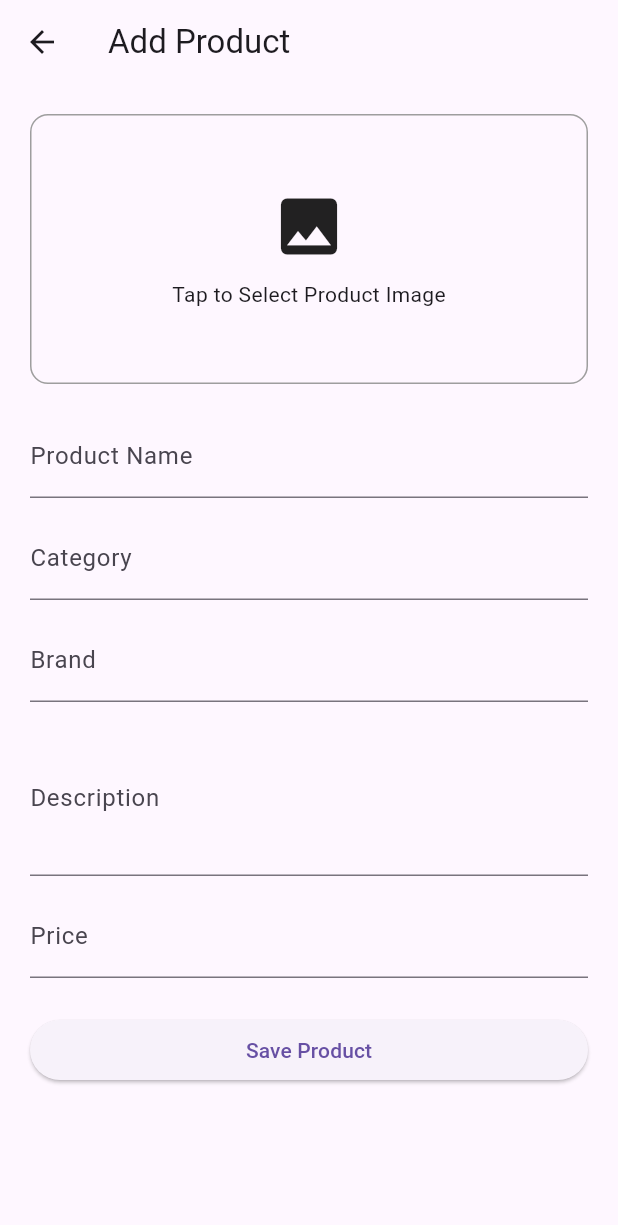
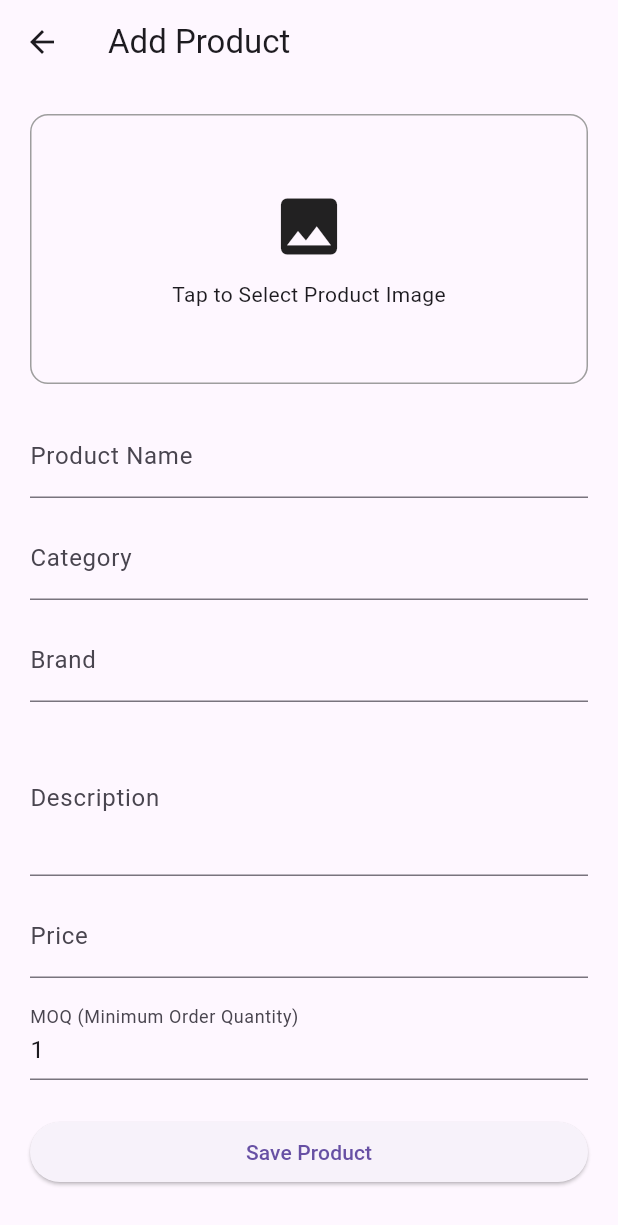
Before and after one commit to shripati7/Repository-name-supplier_catalogue, a Flutter app: the AddProductScreen screen opened directly, on a phone screen of 412 x 824 dp. Shown: the top 1225 px of the screen. Run offline on Flutter 3.47's test engine with Material 3 defaults, Android fonts, the phone set to English and light mode, and no system bars; our stand-ins replace cloud_firestore, firebase_auth, firebase_core, firebase_storage, flutter_image_compress, image_picker; accounts and stored records are empty.

Commit message:
Add MOQ support and order quantity validation

```diff
--- a/lib/models/product_model.dart
+++ b/lib/models/product_model.dart
@@ -7,6 +7,7 @@ class ProductModel {
   final String brand;
   final String description;
   final double price;
+  final int moq;
   final String imageUrl;
 
   ProductModel({
@@ -18,6 +19,7 @@ class ProductModel {
     required this.brand,
     required this.description,
     required this.price,
+    required this.moq,
     required this.imageUrl,
   });
 
@@ -31,6 +33,7 @@ class ProductModel {
       brand: map['brand'] ?? '',
       description: map['description'] ?? '',
       price: (map['price'] ?? 0).toDouble(),
+      moq: (map['moq'] ?? 1) as int,
       imageUrl: map['imageUrl'] ?? '',
     );
   }
@@ -44,6 +47,7 @@ class ProductModel {
       'brand': brand,
       'description': description,
       'price': price,
+      'moq': moq,
       'imageUrl': imageUrl,
     };
   }
--- a/lib/screens/add_product_screen.dart
+++ b/lib/screens/add_product_screen.dart
@@ -22,6 +22,7 @@ class _AddProductScreenState extends State<AddProductScreen> {
   final brandController = TextEditingController();
   final descriptionController = TextEditingController();
   final priceController = TextEditingController();
+  final moqController = TextEditingController(text: '1');
 
   bool loading = false;
   File? selectedImage;
@@ -120,6 +121,7 @@ class _AddProductScreenState extends State<AddProductScreen> {
         brand: brandController.text.trim(),
         description: descriptionController.text.trim(),
         price: double.tryParse(priceController.text.trim()) ?? 0,
+        moq: int.tryParse(moqController.text.trim()) ?? 1,
         imageUrl: imageUrl,
       );
     } catch (e) {
@@ -149,6 +151,7 @@ class _AddProductScreenState extends State<AddProductScreen> {
     brandController.dispose();
     descriptionController.dispose();
     priceController.dispose();
+    moqController.dispose();
     super.dispose();
   }
 
@@ -184,7 +187,6 @@ class _AddProductScreenState extends State<AddProductScreen> {
                       ),
               ),
             ),
-
             const SizedBox(height: 20),
 
             TextField(
@@ -222,6 +224,16 @@ class _AddProductScreenState extends State<AddProductScreen> {
               decoration: const InputDecoration(labelText: 'Price'),
             ),
 
+            const SizedBox(height: 12),
+
+            TextField(
+              controller: moqController,
+              keyboardType: TextInputType.number,
+              decoration: const InputDecoration(
+                labelText: 'MOQ (Minimum Order Quantity)',
+              ),
+            ),
+
             const SizedBox(height: 24),
 
             SizedBox(
--- a/lib/screens/cart_screen.dart
+++ b/lib/screens/cart_screen.dart
@@ -53,6 +53,7 @@ class CartScreen extends StatelessWidget {
                     final data = docs[index].data() as Map<String, dynamic>;
 
                     final quantity = data['quantity'] ?? 1;
+                    final moq = data['moq'] ?? 1;
 
                     return Card(
                       margin: const EdgeInsets.all(10),
@@ -70,17 +71,15 @@ class CartScreen extends StatelessWidget {
                                       fit: BoxFit.cover,
                                     )
                                   : const Icon(Icons.image),
-
                               title: Text(data['productName'] ?? ''),
-
                               subtitle: Column(
                                 crossAxisAlignment: CrossAxisAlignment.start,
                                 children: [
                                   Text(data['brand'] ?? ''),
                                   Text('₹ ${formatPrice(data['price'])}'),
+                                  Text('MOQ: $moq'),
                                 ],
                               ),
-
                               trailing: IconButton(
                                 icon: const Icon(Icons.delete),
                                 onPressed: () async {
@@ -90,20 +89,32 @@ class CartScreen extends StatelessWidget {
                                 },
                               ),
                             ),
-
                             Row(
                               mainAxisAlignment: MainAxisAlignment.center,
                               children: [
                                 IconButton(
                                   icon: const Icon(Icons.remove_circle),
                                   onPressed: () async {
-                                    await CartService().updateQuantity(
-                                      docs[index].id,
-                                      quantity - 1,
-                                    );
+                                    if (quantity > moq) {
+                                      await CartService().updateQuantity(
+                                        docs[index].id,
+                                        quantity - 1,
+                                      );
+                                    } else {
+                                      if (context.mounted) {
+                                        ScaffoldMessenger.of(
+                                          context,
+                                        ).showSnackBar(
+                                          SnackBar(
+                                            content: Text(
+                                              'Minimum order quantity is $moq',
+                                            ),
+                                          ),
+                                        );
+                                      }
+                                    }
                                   },
                                 ),
-
                                 Text(
                                   quantity.toString(),
                                   style: const TextStyle(
@@ -111,7 +122,6 @@ class CartScreen extends StatelessWidget {
                                     fontWeight: FontWeight.bold,
                                   ),
                                 ),
-
                                 IconButton(
                                   icon: const Icon(Icons.add_circle),
                                   onPressed: () async {
@@ -130,7 +140,6 @@ class CartScreen extends StatelessWidget {
                   },
                 ),
               ),
-
               Padding(
                 padding: const EdgeInsets.all(16),
                 child: Column(
@@ -142,13 +151,31 @@ class CartScreen extends StatelessWidget {
                         fontWeight: FontWeight.bold,
                       ),
                     ),
-
                     const SizedBox(height: 12),
-
                     SizedBox(
                       width: double.infinity,
                       child: ElevatedButton(
                         onPressed: () async {
+                          for (final doc in docs) {
+                            final item = doc.data() as Map<String, dynamic>;
+
+                            final quantity = item['quantity'] ?? 1;
+                            final moq = item['moq'] ?? 1;
+
+                            if (quantity < moq) {
+                              if (context.mounted) {
+                                ScaffoldMessenger.of(context).showSnackBar(
+                                  SnackBar(
+                                    content: Text(
+                                      '${item['productName']} requires minimum quantity $moq',
+                                    ),
+                                  ),
+                                );
+                              }
+                              return;
+                            }
+                          }
+
                           for (final doc in docs) {
                             final item = doc.data() as Map<String, dynamic>;
 
--- a/lib/screens/edit_product_screen.dart
+++ b/lib/screens/edit_product_screen.dart
@@ -18,6 +18,7 @@ class _EditProductScreenState extends State<EditProductScreen> {
   late final TextEditingController brandController;
   late final TextEditingController descriptionController;
   late final TextEditingController priceController;
+  late final TextEditingController moqController;
 
   bool loading = false;
 
@@ -40,6 +41,8 @@ class _EditProductScreenState extends State<EditProductScreen> {
     priceController = TextEditingController(
       text: widget.product.price.toString(),
     );
+
+    moqController = TextEditingController(text: widget.product.moq.toString());
   }
 
   Future<void> updateProduct() async {
@@ -59,6 +62,7 @@ class _EditProductScreenState extends State<EditProductScreen> {
       brand: brandController.text.trim(),
       description: descriptionController.text.trim(),
       price: double.tryParse(priceController.text.trim()) ?? 0,
+      moq: int.tryParse(moqController.text.trim()) ?? 1,
       imageUrl: widget.product.imageUrl,
     );
 
@@ -76,6 +80,7 @@ class _EditProductScreenState extends State<EditProductScreen> {
     brandController.dispose();
     descriptionController.dispose();
     priceController.dispose();
+    moqController.dispose();
     super.dispose();
   }
 
@@ -91,29 +96,49 @@ class _EditProductScreenState extends State<EditProductScreen> {
               controller: productNameController,
               decoration: const InputDecoration(labelText: 'Product Name'),
             ),
+
             const SizedBox(height: 12),
+
             TextField(
               controller: categoryController,
               decoration: const InputDecoration(labelText: 'Category'),
             ),
+
             const SizedBox(height: 12),
+
             TextField(
               controller: brandController,
               decoration: const InputDecoration(labelText: 'Brand'),
             ),
+
             const SizedBox(height: 12),
+
             TextField(
               controller: descriptionController,
               maxLines: 3,
               decoration: const InputDecoration(labelText: 'Description'),
             ),
+
             const SizedBox(height: 12),
+
             TextField(
               controller: priceController,
               keyboardType: TextInputType.number,
               decoration: const InputDecoration(labelText: 'Price'),
             ),
+
+            const SizedBox(height: 12),
+
+            TextField(
+              controller: moqController,
+              keyboardType: TextInputType.number,
+              decoration: const InputDecoration(
+                labelText: 'MOQ (Minimum Order Quantity)',
+              ),
+            ),
+
             const SizedBox(height: 24),
+
             SizedBox(
               width: double.infinity,
               child: ElevatedButton(
--- a/lib/screens/my_orders_screen.dart
+++ b/lib/screens/my_orders_screen.dart
@@ -52,17 +52,11 @@ class MyOrdersScreen extends StatelessWidget {
                         data['productName'] ?? '',
                         style: const TextStyle(fontWeight: FontWeight.bold),
                       ),
-
                       const SizedBox(height: 8),
-
                       Text('Brand: ${data['brand'] ?? ''}'),
-
                       Text('Price: ₹ ${formatPrice(data['price'])}'),
-
                       Text('Qty: ${data['quantity'] ?? 1}'),
-
                       Text('Status: $status'),
-
                       const SizedBox(height: 10),
 
                       if (status == 'Cancelled' || status == 'Dispatched')
@@ -77,7 +71,9 @@ class MyOrdersScreen extends StatelessWidget {
                                 category: data['category'] ?? '',
                                 brand: data['brand'] ?? '',
                                 price: (data['price'] ?? 0).toDouble(),
+                                moq: (data['moq'] ?? 1) as int,
                                 imageUrl: '',
+                                quantity: data['quantity'] ?? 1,
                               );
 
                               if (context.mounted) {
--- a/lib/screens/retailer_catalogue_screen.dart
+++ b/lib/screens/retailer_catalogue_screen.dart
@@ -96,6 +96,7 @@ class RetailerCatalogueScreen extends StatelessWidget {
                         category: data['category'] ?? '',
                         brand: data['brand'] ?? '',
                         price: (data['price'] ?? 0).toDouble(),
+                        moq: (data['moq'] ?? 1) as int,
                         imageUrl: data['imageUrl'] ?? '',
                       );
 
--- a/lib/services/cart_service.dart
+++ b/lib/services/cart_service.dart
@@ -11,7 +11,9 @@ class CartService {
     required String category,
     required String brand,
     required double price,
+    required int moq,
     required String imageUrl,
+    int? quantity,
   }) async {
     final user = FirebaseAuth.instance.currentUser;
 
@@ -26,9 +28,9 @@ class CartService {
     final doc = await docRef.get();
 
     if (doc.exists) {
-      final qty = (doc.data()?['quantity'] ?? 1) as int;
+      final existingQty = (doc.data()?['quantity'] ?? moq) as int;
 
-      await docRef.update({'quantity': qty + 1});
+      await docRef.update({'quantity': existingQty + (quantity ?? moq)});
     } else {
       await docRef.set({
         'productId': productId,
@@ -37,7 +39,8 @@ class CartService {
         'category': category,
         'brand': brand,
         'price': price,
-        'quantity': 1,
+        'moq': moq,
+        'quantity': quantity ?? moq,
         'imageUrl': imageUrl,
         'createdAt': FieldValue.serverTimestamp(),
       });
--- a/lib/services/order_service.dart
+++ b/lib/services/order_service.dart
@@ -43,7 +43,6 @@ class OrderService {
     ];
 
     final orderDate = '${now.day} ${months[now.month - 1]} ${now.year}';
-
     final orderDay = days[now.weekday - 1];
 
     await _firestore.collection('orders').add({
@@ -52,12 +51,14 @@ class OrderService {
       'retailerId': user.uid,
       'retailerShopId': retailer.retailerShopId,
       'retailerName': retailer.retailerName,
+      'retailerEmail': retailer.email,
 
       'productId': cartItem['productId'] ?? '',
       'productName': cartItem['productName'] ?? '',
       'category': cartItem['category'] ?? '',
       'brand': cartItem['brand'] ?? '',
       'price': (cartItem['price'] ?? 0).toDouble(),
+      'moq': cartItem['moq'] ?? 1,
       'quantity': cartItem['quantity'] ?? 1,
 
       'orderDate': orderDate,
--- a/lib/services/product_service.dart
+++ b/lib/services/product_service.dart
@@ -14,6 +14,7 @@ class ProductService {
     required String brand,
     required String description,
     required double price,
+    required int moq,
     String imageUrl = '',
   }) async {
     final user = FirebaseAuth.instance.currentUser;
@@ -42,6 +43,7 @@ class ProductService {
       'brand': brand,
       'description': description,
       'price': price,
+      'moq': moq,
       'imageUrl': imageUrl,
       'createdAt': FieldValue.serverTimestamp(),
     });
```
Also changed, not shown: lib/screens/supplier_orders_screen.dart (+36 -71 lines).
